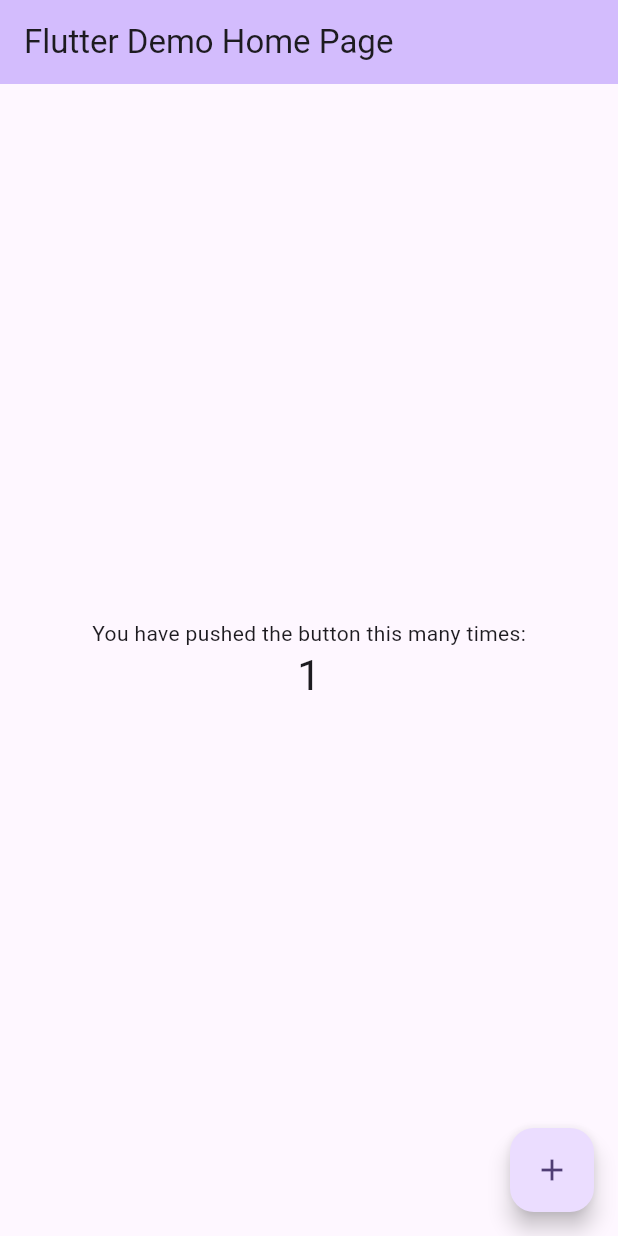
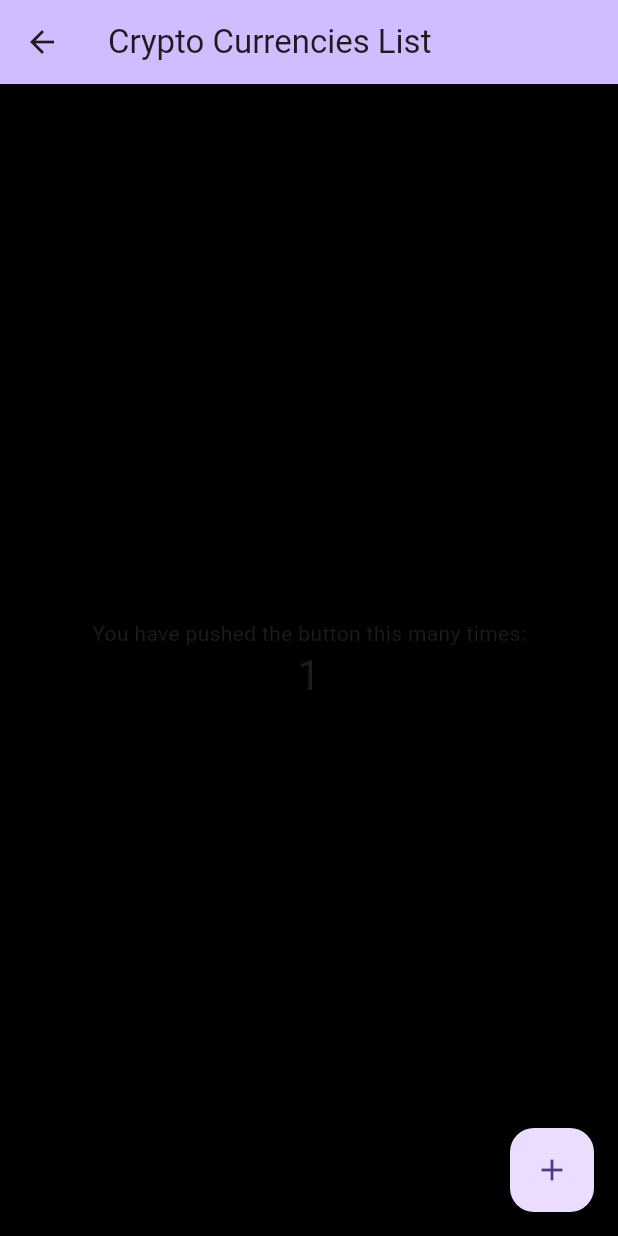
Before and after one commit to mrowa223/crypto_coins_list, a Flutter app: the screen it shows after launch, after a tap on the "add" icon, on a phone screen of 412 x 824 dp. Run offline on Flutter 3.47's test engine with Material 3 defaults, Android fonts, the phone set to English and light mode, and no system bars.

Commit message:
upd: basic skeleton

```diff
--- a/lib/main.dart
+++ b/lib/main.dart
@@ -1,52 +1,30 @@
 import 'package:flutter/material.dart';
 
 void main() {
-  runApp(const MyApp());
+  runApp(const CryptoCurrenciesListApp());
 }
 
-class MyApp extends StatelessWidget {
-  const MyApp({super.key});
+class CryptoCurrenciesListApp extends StatelessWidget {
+  const CryptoCurrenciesListApp({super.key});
 
   // This widget is the root of your application.
   @override
   Widget build(BuildContext context) {
     return MaterialApp(
-      title: 'Flutter Demo',
+      title: 'Crypto Currencies List',
       theme: ThemeData(
-        // This is the theme of your application.
-        //
-        // TRY THIS: Try running your application with "flutter run". You'll see
-        // the application has a purple toolbar. Then, without quitting the app,
-        // try changing the seedColor in the colorScheme below to Colors.green
-        // and then invoke "hot reload" (save your changes or press the "hot
-        // reload" button in a Flutter-supported IDE, or press "r" if you used
-        // the command line to start the app).
-        //
-        // Notice that the counter didn't reset back to zero; the application
-        // state is not lost during the reload. To reset the state, use hot
-        // restart instead.
-        //
-        // This works for code too, not just values: Most code changes can be
-        // tested with just a hot reload.
-        colorScheme: ColorScheme.fromSeed(seedColor: Colors.deepPurple),
+        scaffoldBackgroundColor: Colors.black,
+        primarySwatch: Colors.green,
+        // colorScheme: ColorScheme.fromSeed(seedColor: Colors.deepPurple),
         useMaterial3: true,
       ),
-      home: const MyHomePage(title: 'Flutter Demo Home Page'),
+      home: const MyHomePage(title: 'Crypto Currencies List'),
     );
   }
 }
 
 class MyHomePage extends StatefulWidget {
   const MyHomePage({super.key, required this.title});
-
-  // This widget is the home page of your application. It is stateful, meaning
-  // that it has a State object (defined below) that contains fields that affect
-  // how it looks.
-
-  // This class is the configuration for the state. It holds the values (in this
-  // case the title) provided by the parent (in this case the App widget) and
-  // used by the build method of the State. Fields in a Widget subclass are
-  // always marked "final".
 
   final String title;
 
@@ -59,50 +37,20 @@ class _MyHomePageState extends State<MyHomePage> {
 
   void _incrementCounter() {
     setState(() {
-      // This call to setState tells the Flutter framework that something has
-      // changed in this State, which causes it to rerun the build method below
-      // so that the display can reflect the updated values. If we changed
-      // _counter without calling setState(), then the build method would not be
-      // called again, and so nothing would appear to happen.
       _counter++;
     });
   }
 
   @override
   Widget build(BuildContext context) {
-    // This method is rerun every time setState is called, for instance as done
-    // by the _incrementCounter method above.
-    //
-    // The Flutter framework has been optimized to make rerunning build methods
-    // fast, so that you can just rebuild anything that needs updating rather
-    // than having to individually change instances of widgets.
     return Scaffold(
       appBar: AppBar(
-        // TRY THIS: Try changing the color here to a specific color (to
-        // Colors.amber, perhaps?) and trigger a hot reload to see the AppBar
-        // change color while the other colors stay the same.
         backgroundColor: Theme.of(context).colorScheme.inversePrimary,
-        // Here we take the value from the MyHomePage object that was created by
-        // the App.build method, and use it to set our appbar title.
         title: Text(widget.title),
+        leading: Icon(Icons.arrow_back),
       ),
       body: Center(
-        // Center is a layout widget. It takes a single child and positions it
-        // in the middle of the parent.
         child: Column(
-          // Column is also a layout widget. It takes a list of children and
-          // arranges them vertically. By default, it sizes itself to fit its
-          // children horizontally, and tries to be as tall as its parent.
-          //
-          // Column has various properties to control how it sizes itself and
-          // how it positions its children. Here we use mainAxisAlignment to
-          // center the children vertically; the main axis here is the vertical
-          // axis because Columns are vertical (the cross axis would be
-          // horizontal).
-          //
-          // TRY THIS: Invoke "debug painting" (choose the "Toggle Debug Paint"
-          // action in the IDE, or press "p" in the console), to see the
-          // wireframe for each widget.
           mainAxisAlignment: MainAxisAlignment.center,
           children: <Widget>[
             const Text(
```
